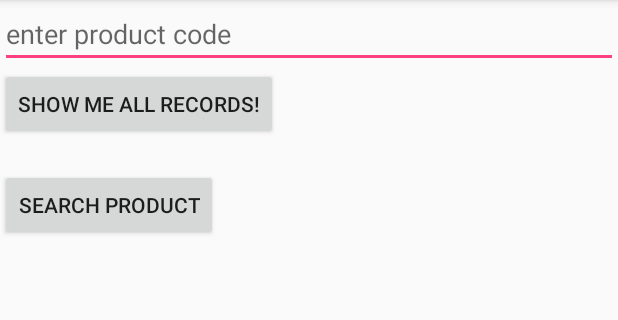
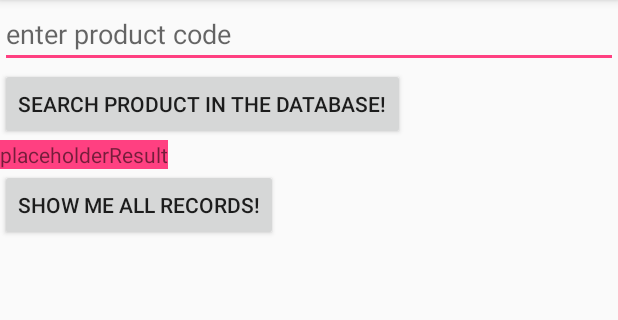
Before and after one commit to entropy88/LastHomework, an Android app: the screen it shows after launch (MainActivity), on a phone screen of 412 x 824 dp, the part 84-404 px from its top. Run offline under Robolectric (Android 15) with nearby library versions, the phone set to English and light mode, and no system bars; our stand-ins replace Room's generated code.

Commit message:
progressing5 unused fields and methods cleared

```diff
--- a/app/src/main/java/com/example/entropy/room/MainActivity.java
+++ b/app/src/main/java/com/example/entropy/room/MainActivity.java
@@ -22,12 +22,10 @@ public class MainActivity extends AppCompatActivity {
 
     Button btnShowDatabase;
 
-
     TextView tvProducts;
 
     Button btnSearchWithinDatabase;
 
-    Button btnLive;
    public static TextView tvliveResponse;
 
     @Override
@@ -41,8 +39,11 @@ public class MainActivity extends AppCompatActivity {
                 .build();
 
         btnShowDatabase = (Button) findViewById(R.id.show_database);
+
         edtUserCode=(EditText) findViewById(R.id.edt_code_for_the_query);
+//
         tvProducts = (TextView) findViewById(R.id.tv_display_products);
+
         btnSearchWithinDatabase = (Button) findViewById(R.id.btn_search_product);
         tvProductFound = (TextView) findViewById(R.id.tv_display_query_result);
 
@@ -59,6 +60,7 @@ public class MainActivity extends AppCompatActivity {
                     String prodCode = prod.getCode();
                     String prodInfo = prod.getInfo();
                     String prodIngredients = prod.getIngredients_text();
+
                     info = info + "\n" + prodCode + " " + prodInfo + " " + prodIngredients;
 
                 }
@@ -73,8 +75,8 @@ public class MainActivity extends AppCompatActivity {
                 Product product = myAppDatabase.productsDao().findProductByCode(stringUserInputCode);
 
                 if (product == null) {
-                    Toast.makeText(MainActivity.this, "No such product in the db, fetching data live", Toast.LENGTH_LONG).show();
-                    stringUserInputCode= edtUserCode.getText().toString();
+                   Toast.makeText(MainActivity.this, "No such product in the db, fetch live data", Toast.LENGTH_LONG).show();
+//                    stringUserInputCode= edtUserCode.getText().toString();
                     fetchData process= new fetchData();
                     process.execute();
 
--- a/app/src/main/res/layout/activity_main.xml
+++ b/app/src/main/res/layout/activity_main.xml
@@ -10,24 +10,21 @@
     android:id="@+id/edt_code_for_the_query"
     android:hint="enter product code"/>
 
+    <Button
+        android:id="@+id/btn_search_product"
+        android:layout_width="wrap_content"
+        android:layout_height="wrap_content"
+        android:text="Search product in the database!"
+        />
+    <TextView
+        android:layout_width="wrap_content"
+        android:layout_height="wrap_content"
+        android:id="@+id/tv_display_query_result"
+        android:background="@color/colorAccent"
+        android:text="placeholderResult"/>
 
-    <!--<EditText-->
-        <!--android:layout_height="wrap_content"-->
-        <!--android:layout_width="match_parent"-->
-        <!--android:id="@+id/edt_product_code"-->
-        <!--android:hint="enter product code"/>-->
 
-    <!--<EditText-->
-        <!--android:layout_height="wrap_content"-->
-        <!--android:layout_width="match_parent"-->
-        <!--android:id="@+id/edt_product_name"-->
-        <!--android:hint="enter product name"/>-->
 
-    <!--<EditText-->
-        <!--android:layout_height="wrap_content"-->
-        <!--android:layout_width="match_parent"-->
-        <!--android:id="@+id/edt_product_ingredients"-->
-        <!--android:hint="enter product ingredients"/>-->
 
     <Button
         android:id="@+id/show_database"
@@ -42,16 +39,7 @@
      android:id="@+id/tv_display_products"/>
 
 
-    <Button
-        android:id="@+id/btn_search_product"
-        android:layout_width="wrap_content"
-        android:layout_height="wrap_content"
-        android:text="Search product"
-        />
-    <TextView
-        android:layout_width="wrap_content"
-     android:layout_height="wrap_content"
-        android:id="@+id/tv_display_query_result"/>
+
 
 
 
```
